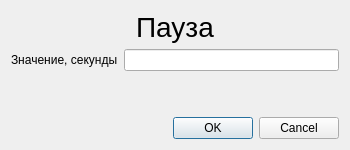
First picture: the form in KAMEditor/gui/commands/pausedialog.ui, repository Xtail96/SML, before the edit.
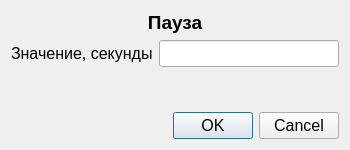
Second picture: the form after the edit.

```diff
--- a/KAMEditor/gui/commands/pausedialog.ui
+++ b/KAMEditor/gui/commands/pausedialog.ui
@@ -10,6 +10,11 @@
     <height>150</height>
    </rect>
   </property>
+  <property name="font">
+   <font>
+    <pointsize>12</pointsize>
+   </font>
+  </property>
   <property name="windowTitle">
    <string>Пауза</string>
   </property>
@@ -47,7 +52,9 @@
     <widget class="QLabel" name="pauseTitleLabel">
      <property name="font">
       <font>
-       <pointsize>21</pointsize>
+       <pointsize>14</pointsize>
+       <weight>75</weight>
+       <bold>true</bold>
       </font>
      </property>
      <property name="text">
```
